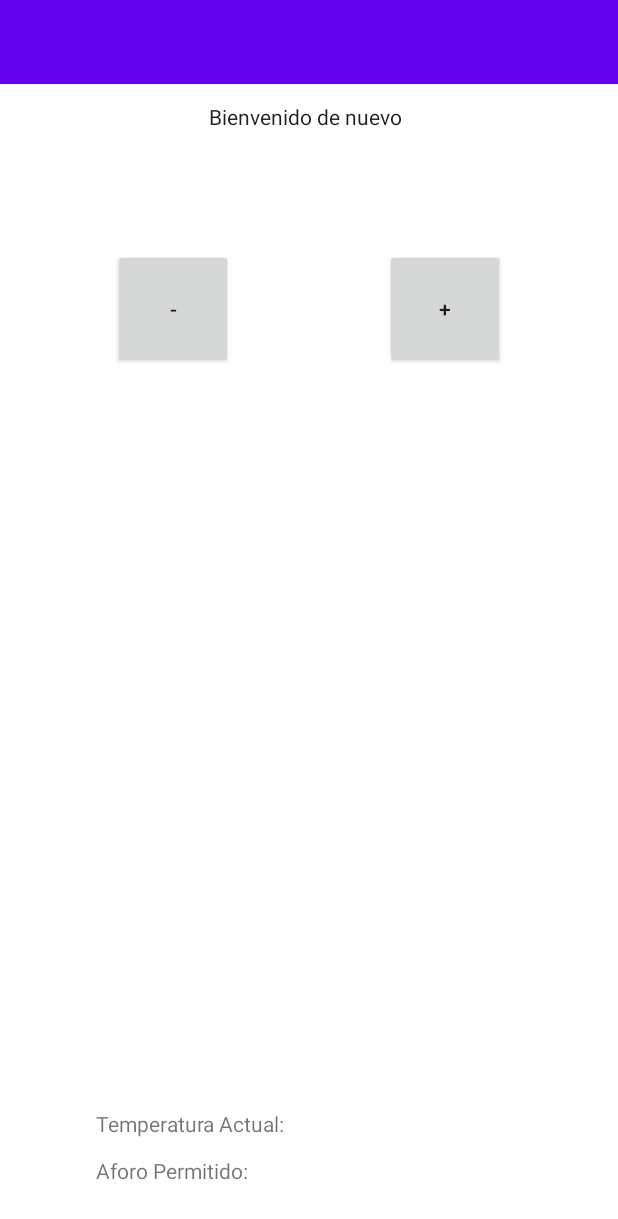
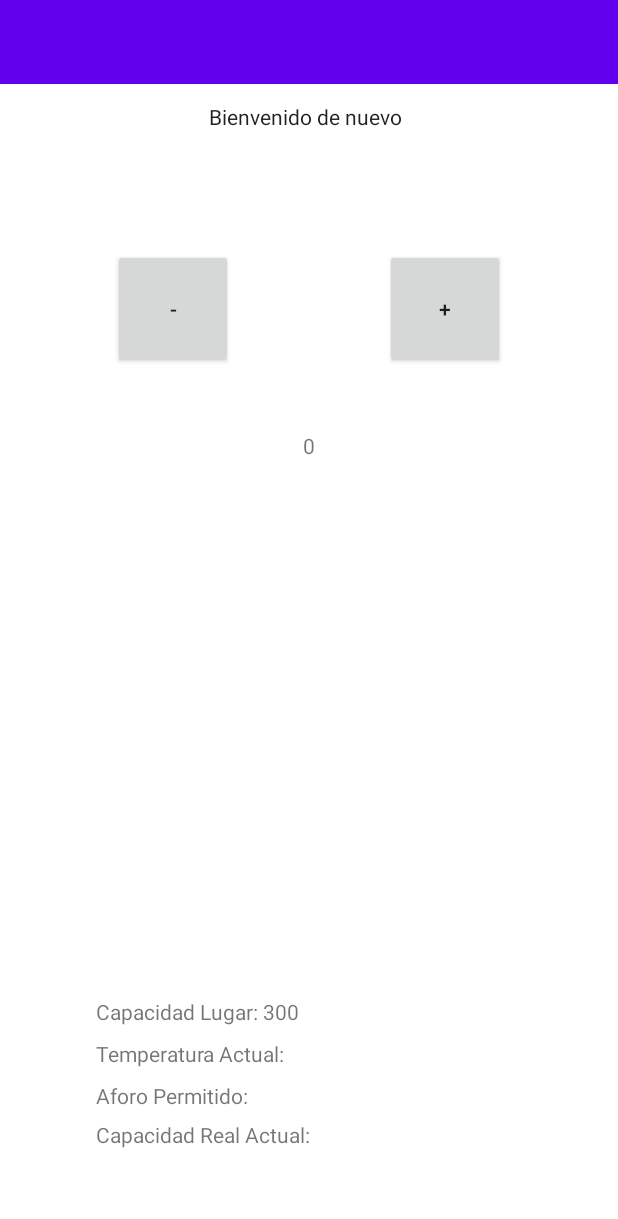
Before and after one commit to santiagogiasone/COVID-PersonLimiter, an Android app: the screen it shows after launch (MainActivity), on a phone screen of 412 x 824 dp. Shown: the top 1219 px of the screen. Run offline under Robolectric (Android 15) with nearby library versions, the phone set to English and light mode, and no system bars.

Commit message:
Otras modificaciones en MainActivity y MainPresenter

```diff
--- a/TP2-CODIGO/app/src/main/java/com/example/covid_personlimiter/presenters/MainPresenter.java
+++ b/TP2-CODIGO/app/src/main/java/com/example/covid_personlimiter/presenters/MainPresenter.java
@@ -19,6 +19,10 @@ public class MainPresenter implements SensorEventListener {
     //SensorManager
     private SensorManager sensorManager;
 
+    //Sensores
+    private Sensor sensorTemperature;
+    private Sensor sensorAccelerometer;
+
     //Models??
 
     DecimalFormat dosdecimales = new DecimalFormat("###.###");
@@ -32,17 +36,28 @@ public class MainPresenter implements SensorEventListener {
 
     public void setupSensorManager() {
         sensorManager = (SensorManager) this.activity.getSystemService(Context.SENSOR_SERVICE);
+        sensorTemperature = sensorManager.getDefaultSensor(Sensor.TYPE_AMBIENT_TEMPERATURE);
+        sensorAccelerometer = sensorManager.getDefaultSensor(Sensor.TYPE_ACCELEROMETER);
+        if(sensorTemperature != null) {
+            Log.e("SENSOR: ","Usted TIENE el sensor de temperatura en su telefono");
+        } else
+            Log.e("SENSOR: ","Usted NO TIENE el sensor de temperatura en su telefono");
+        if(sensorAccelerometer != null) {
+            Log.e("SENSOR: ","Usted TIENE el sensor de acelerometro en su telefono");
+        } else
+            Log.e("SENSOR: ","Usted NO TIENE el sensor de acelerometro en su telefono");
     }
 
     public void iniciarSensores() {
-        sensorManager.registerListener(this, sensorManager.getDefaultSensor(Sensor.TYPE_AMBIENT_TEMPERATURE),       SensorManager.SENSOR_DELAY_NORMAL);
-        sensorManager.registerListener(this, sensorManager.getDefaultSensor(Sensor.TYPE_ACCELEROMETER),             SensorManager.SENSOR_DELAY_NORMAL);
+        sensorManager.registerListener(this, sensorTemperature, SensorManager.SENSOR_DELAY_NORMAL);
+        sensorManager.registerListener(this, sensorAccelerometer, SensorManager.SENSOR_DELAY_NORMAL);
     }
 
     public void pararSensores() {
-        sensorManager.unregisterListener(this, sensorManager.getDefaultSensor(Sensor.TYPE_AMBIENT_TEMPERATURE));
-        sensorManager.unregisterListener(this, sensorManager.getDefaultSensor(Sensor.TYPE_ACCELEROMETER));
+        sensorManager.unregisterListener(this, sensorTemperature);
+        sensorManager.unregisterListener(this, sensorAccelerometer);
     }
+
 
     @Override
     public void onSensorChanged(SensorEvent event) {
@@ -58,7 +73,6 @@ public class MainPresenter implements SensorEventListener {
                     txt += "x: " + dosdecimales.format(event.values[0]) + " m/seg2 \n";
                     txt += "y: " + dosdecimales.format(event.values[1]) + " m/seg2 \n";
                     txt += "z: " + dosdecimales.format(event.values[2]) + " m/seg2 \n";
-                    //acelerometro.setText(txt);
 
                     if ((event.values[0] > 25) || (event.values[1] > 25) || (event.values[2] > 25)) {
                         activity.resetCounter();
@@ -78,13 +92,12 @@ public class MainPresenter implements SensorEventListener {
 
     }
 
-
     public int substract(int counter) {
-        return ( (counter == 0) ? 0 : counter - 1 );
+        return ( (counter == 0) ? counter : counter - 1 );
     }
 
     public int add(int counter) {
-        return counter + 1;
+        return ( (counter == activity.getCapacidadRealActual()) ? counter : counter + 1 );
     }
 
 }
--- a/TP2-CODIGO/app/src/main/java/com/example/covid_personlimiter/views/MainActivity.java
+++ b/TP2-CODIGO/app/src/main/java/com/example/covid_personlimiter/views/MainActivity.java
@@ -2,6 +2,7 @@ package com.example.covid_personlimiter.views;
 
 import android.app.Activity;
 import android.os.Bundle;
+import android.util.Log;
 import android.widget.Button;
 import android.widget.TextView;
 
@@ -17,10 +18,18 @@ public class MainActivity extends Activity {
     private Button buttonMinus;
 
     //Texts
-    private TextView username;
     private TextView counter;
-    private TextView capacity;
+    private TextView capacityMax;
     private TextView temperature;
+    private TextView aforo;
+    private TextView capacityReal;
+
+    //Contador
+    private Integer contadorPersonas = 0;
+    private Integer capacidadMaxima = 300;
+    private Integer temperaturaActual;
+    private Integer aforoActual;
+    private Integer capacidadRealActual = 4;
 
     //Presenter
     private MainPresenter presenter;
@@ -30,19 +39,29 @@ public class MainActivity extends Activity {
         super.onCreate(savedInstanceState);
         setContentView(R.layout.mainactivity);
 
+        //Instanciacion del presentador
+        presenter = new MainPresenter(this);
+        presenter.setupSensorManager();
+
+
         //Definicion de los botones
         buttonPlus = (Button)findViewById(R.id.buttonPlus);
         buttonMinus = (Button)findViewById(R.id.buttonMinus);
 
         //Definicion de los textos variables de la app.
-        username = (TextView) findViewById(R.id.mail);
         counter = (TextView) findViewById(R.id.counter);
-        capacity = (TextView) findViewById(R.id.capacity);
+        counter.setText(contadorPersonas.toString());
+
+        capacityMax = (TextView) findViewById(R.id.capacityMax);
+        capacityMax.setText(" "+capacidadMaxima.toString());
+
         temperature = (TextView) findViewById(R.id.temperature);
 
-        //Instanciacion del presentador
-        presenter = new MainPresenter(this);
-        presenter.setupSensorManager();
+        aforo = (TextView) findViewById(R.id.aforo);
+
+        capacityReal = (TextView) findViewById(R.id.capacityReal);
+
+
 
     }
 
@@ -52,28 +71,31 @@ public class MainActivity extends Activity {
 
         presenter.iniciarSensores();
 
-
-        /*
         buttonMinus.setOnClickListener(v -> {
-            counter = presenter.substract(counter);
+            contadorPersonas = presenter.substract(contadorPersonas);
+            counter.setText(contadorPersonas.toString());
         });
 
         buttonPlus.setOnClickListener(v -> {
-            counter = presenter.add(counter);
+            contadorPersonas = presenter.add(contadorPersonas);
+            counter.setText(contadorPersonas.toString());
         });
-         */
+
     }
 
     public void setTemperature(String temperature)  {
-        this.temperature.setText(temperature);
+        Log.d("TEMPERATURA: ", temperature);
+        this.temperature.setText(" "+temperature);
     }
 
     public void resetCounter()  {
-        this.counter.setText("0");
+        contadorPersonas = 0;
+        counter.setText(contadorPersonas.toString());
     }
 
-
-
+    public int getCapacidadRealActual() {
+        return capacidadRealActual;
+    }
 
     @Override
     protected void onStart() {
--- a/TP2-CODIGO/app/src/main/res/layout/mainactivity.xml
+++ b/TP2-CODIGO/app/src/main/res/layout/mainactivity.xml
@@ -4,6 +4,14 @@
     xmlns:tools="http://schemas.android.com/tools"
     android:layout_width="match_parent"
     android:layout_height="match_parent">
+
+    <TextView
+        android:id="@+id/capacityReal"
+        android:layout_width="48dp"
+        android:layout_height="19dp"
+        android:layout_marginBottom="58dp"
+        app:layout_constraintBottom_toBottomOf="parent"
+        app:layout_constraintStart_toEndOf="@+id/textCapacityReal" />
 
     <Button
         android:id="@+id/buttonMinus"
@@ -41,48 +49,64 @@
         android:layout_width="wrap_content"
         android:layout_height="wrap_content"
         android:layout_marginStart="64dp"
-        android:layout_marginBottom="65dp"
+        android:layout_marginBottom="112dp"
         android:text="Temperatura Actual: "
         app:layout_constraintBottom_toBottomOf="parent"
         app:layout_constraintStart_toStartOf="parent" />
 
     <TextView
-        android:id="@+id/textCapacity"
+        android:id="@+id/textCapacidadLugar"
         android:layout_width="wrap_content"
         android:layout_height="wrap_content"
         android:layout_marginStart="64dp"
-        android:layout_marginBottom="34dp"
+        android:layout_marginBottom="140dp"
+        android:text="Capacidad Lugar:"
+        app:layout_constraintBottom_toBottomOf="parent"
+        app:layout_constraintStart_toStartOf="parent" />
+
+    <TextView
+        android:id="@+id/aforo"
+        android:layout_width="48dp"
+        android:layout_height="19dp"
+        android:layout_marginBottom="84dp"
+        app:layout_constraintBottom_toBottomOf="parent"
+        app:layout_constraintStart_toEndOf="@+id/textAforo" />
+
+    <TextView
+        android:id="@+id/temperature"
+        android:layout_width="48dp"
+        android:layout_height="wrap_content"
+        android:layout_marginBottom="112dp"
+        app:layout_constraintBottom_toBottomOf="parent"
+        app:layout_constraintStart_toEndOf="@+id/textTemperature" />
+
+    <TextView
+        android:id="@+id/capacityMax"
+        android:layout_width="48dp"
+        android:layout_height="wrap_content"
+        android:layout_marginBottom="140dp"
+        app:layout_constraintBottom_toBottomOf="parent"
+        app:layout_constraintStart_toEndOf="@+id/textCapacidadLugar" />
+
+    <TextView
+        android:id="@+id/textAforo"
+        android:layout_width="wrap_content"
+        android:layout_height="wrap_content"
+        android:layout_marginStart="64dp"
+        android:layout_marginBottom="84dp"
         android:text="Aforo Permitido: "
         app:layout_constraintBottom_toBottomOf="parent"
         app:layout_constraintStart_toStartOf="parent" />
 
     <TextView
-        android:id="@+id/temperature"
-        android:layout_width="48dp"
+        android:id="@+id/textCapacityReal"
+        android:layout_width="wrap_content"
         android:layout_height="wrap_content"
-        android:layout_marginBottom="65dp"
+        android:layout_marginStart="64dp"
+        android:layout_marginBottom="58dp"
+        android:text="Capacidad Real Actual:"
         app:layout_constraintBottom_toBottomOf="parent"
-        app:layout_constraintStart_toEndOf="@+id/textTemperature" />
-
-    <TextView
-        android:id="@+id/capacity"
-        android:layout_width="48dp"
-        android:layout_height="19dp"
-        android:layout_marginBottom="34dp"
-        app:layout_constraintBottom_toBottomOf="parent"
-        app:layout_constraintStart_toEndOf="@+id/textCapacity" />
-
-    <TextView
-        android:id="@+id/mail"
-        android:layout_width="130dp"
-        android:layout_height="22dp"
-        android:layout_marginStart="299dp"
-        android:layout_marginTop="112dp"
-        android:layout_marginEnd="302dp"
-        app:layout_constraintEnd_toEndOf="parent"
-        app:layout_constraintHorizontal_bias="1.0"
-        app:layout_constraintStart_toStartOf="parent"
-        app:layout_constraintTop_toTopOf="parent" />
+        app:layout_constraintStart_toStartOf="parent" />
 
     <androidx.appcompat.widget.Toolbar
         android:id="@+id/toolbar"
```
